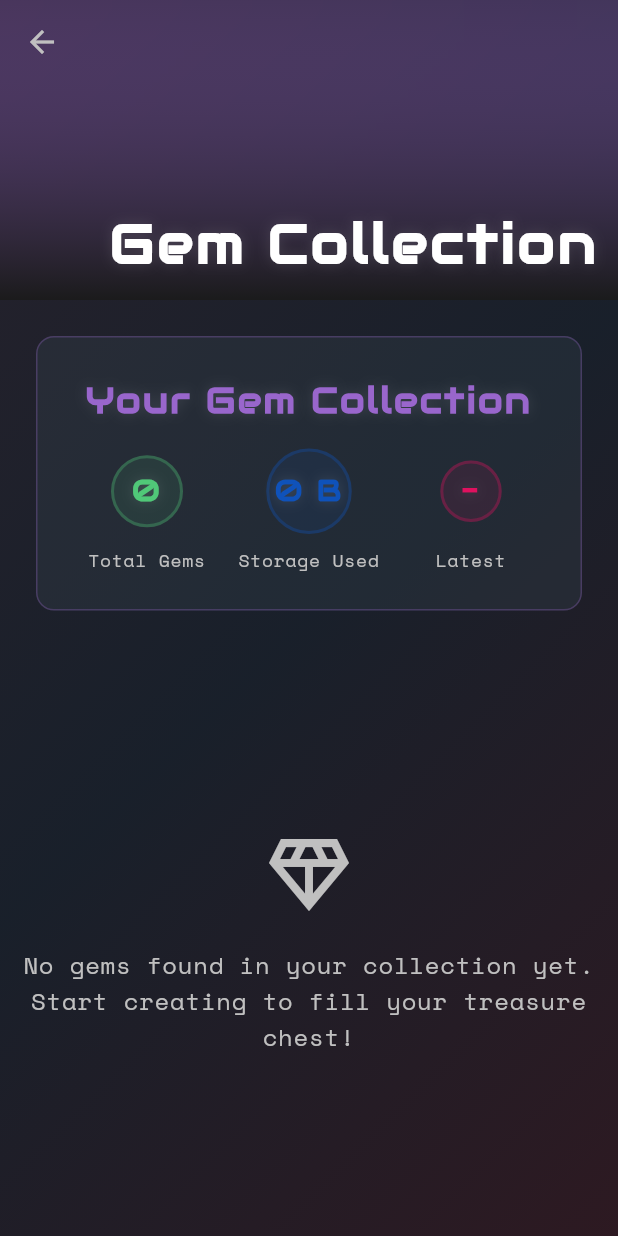
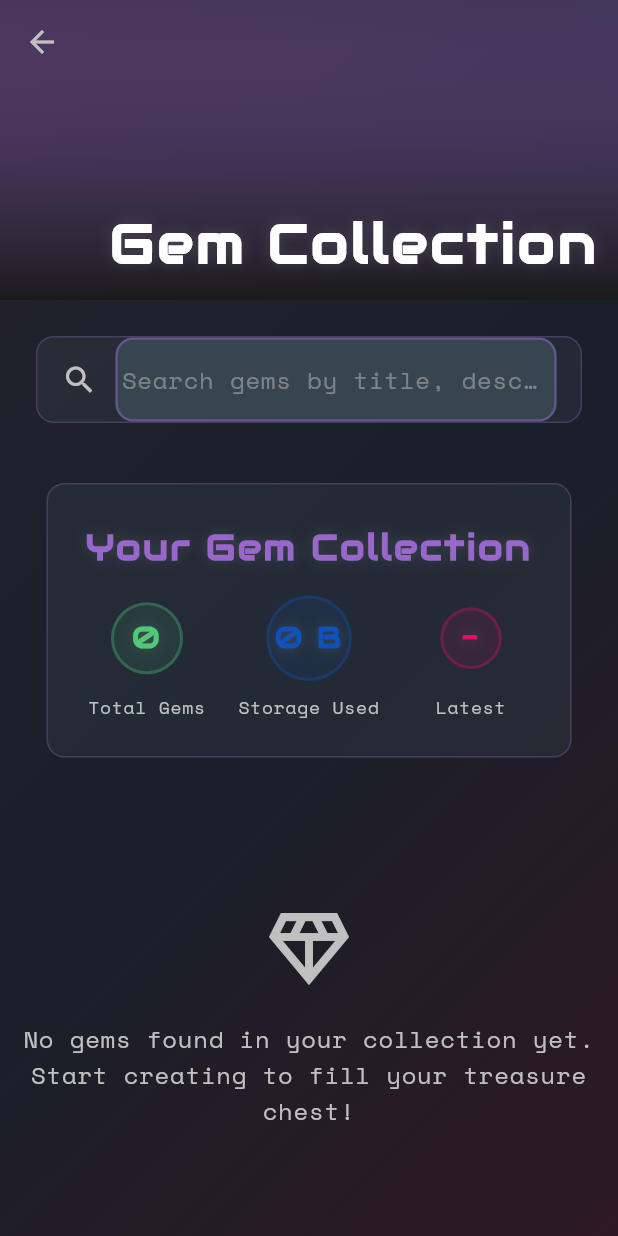
Before and after one commit to newman8r/toktok, a Flutter app: the GemGalleryPage screen opened directly, on a phone screen of 412 x 824 dp. Run offline on Flutter 3.47's test engine with Material 3 defaults, Android fonts, the phone set to English and light mode, and no system bars; our stand-ins replace camera, cloud_firestore, firebase_auth, firebase_core, flutter_dotenv, image_picker and 3 more; missing offline and left inert: ffmpeg_kit_flutter_min_gpl, video_editor; accounts and stored records are empty.

Commit message:
add message search functionality

```diff
--- a/lib/pages/gem_gallery_page.dart
+++ b/lib/pages/gem_gallery_page.dart
@@ -25,8 +25,12 @@ class _GemGalleryPageState extends State<GemGalleryPage> with TickerProviderStat
   final GemService _gemService = GemService();
   final AuthService _authService = AuthService();
   final CloudinaryService _cloudinaryService = CloudinaryService();
+  final TextEditingController _searchController = TextEditingController();
 
   List<GemModel> _userGems = [];
+  List<GemModel> _filteredGems = [];
+  List<String> _suggestedTags = [];
+  int _hiddenGemsCount = 0;
   bool _isLoading = true;
   String? _error;
 
@@ -44,7 +48,41 @@ class _GemGalleryPageState extends State<GemGalleryPage> with TickerProviderStat
       duration: crystalGrow,
     )..forward();
 
+    _searchController.addListener(_handleSearch);
     _loadUserGems();
+  }
+
+  void _handleSearch() {
+    final query = _searchController.text.toLowerCase();
+    setState(() {
+      if (query.isEmpty) {
+        _filteredGems = _userGems;
+        _hiddenGemsCount = 0;
+        _suggestedTags = _getAllUniqueTags();
+      } else {
+        _filteredGems = _userGems.where((gem) {
+          return gem.title.toLowerCase().contains(query) ||
+                 gem.description.toLowerCase().contains(query) ||
+                 gem.tags.any((tag) => tag.toLowerCase().contains(query));
+        }).toList();
+        _hiddenGemsCount = _userGems.length - _filteredGems.length;
+        _suggestedTags = _getAllUniqueTags()
+            .where((tag) => tag.toLowerCase().contains(query))
+            .toList();
+      }
+    });
+  }
+
+  List<String> _getAllUniqueTags() {
+    return _userGems
+        .expand((gem) => gem.tags)
+        .toSet()
+        .toList();
+  }
+
+  void _onTagSelected(String tag) {
+    _searchController.text = tag;
+    _handleSearch();
   }
 
   Future<void> _loadUserGems() async {
@@ -66,6 +104,7 @@ class _GemGalleryPageState extends State<GemGalleryPage> with TickerProviderStat
       if (mounted) {
         setState(() {
           _userGems = gems;
+          _filteredGems = gems;
           _isLoading = false;
         });
         print('✨ Updated UI with ${_userGems.length} gems');
@@ -85,6 +124,7 @@ class _GemGalleryPageState extends State<GemGalleryPage> with TickerProviderStat
   void dispose() {
     _shimmerController.dispose();
     _crystalGrowthController.dispose();
+    _searchController.dispose();
     super.dispose();
   }
 
@@ -134,7 +174,15 @@ class _GemGalleryPageState extends State<GemGalleryPage> with TickerProviderStat
               SliverToBoxAdapter(
                 child: Padding(
                   padding: const EdgeInsets.all(24.0),
-                  child: _buildStatsSection(),
+                  child: Column(
+                    children: [
+                      _buildSearchBar(),
+                      const SizedBox(height: 16),
+                      _buildTagSuggestions(),
+                      const SizedBox(height: 24),
+                      _buildStatsSection(),
+                    ],
+                  ),
                 ),
               ),
 
@@ -362,12 +410,12 @@ class _GemGalleryPageState extends State<GemGalleryPage> with TickerProviderStat
       ),
       delegate: SliverChildBuilderDelegate(
         (context, index) {
-          if (index < _userGems.length) {
-            return _buildGemCard(_userGems[index]);
+          if (index < _filteredGems.length) {
+            return _buildGemCard(_filteredGems[index]);
           }
           return null;
         },
-        childCount: _userGems.length,
+        childCount: _filteredGems.length,
       ),
     );
   }
@@ -563,6 +611,98 @@ class _GemGalleryPageState extends State<GemGalleryPage> with TickerProviderStat
       return 'Just now';
     }
   }
+
+  Widget _buildSearchBar() {
+    return Container(
+      padding: const EdgeInsets.symmetric(horizontal: 16),
+      decoration: BoxDecoration(
+        color: caveShadow.withOpacity(0.3),
+        borderRadius: BorderRadius.circular(emeraldCut),
+        border: Border.all(
+          color: amethyst.withOpacity(0.3),
+          width: 1,
+        ),
+      ),
+      child: Row(
+        children: [
+          const Icon(Icons.search, color: silver),
+          const SizedBox(width: 12),
+          Expanded(
+            child: TextField(
+              controller: _searchController,
+              style: gemText.copyWith(color: Colors.white),
+              decoration: InputDecoration(
+                hintText: 'Search gems by title, description, or tags...',
+                hintStyle: gemText.copyWith(
+                  color: silver.withOpacity(0.5),
+                ),
+                border: InputBorder.none,
+                contentPadding: const EdgeInsets.symmetric(vertical: 16),
+              ),
+            ),
+          ),
+          if (_searchController.text.isNotEmpty)
+            IconButton(
+              icon: const Icon(Icons.clear, color: silver),
+              onPressed: () {
+                _searchController.clear();
+              },
+            ),
+        ],
+      ),
+    );
+  }
+
+  Widget _buildTagSuggestions() {
+    if (_suggestedTags.isEmpty) return const SizedBox.shrink();
+
+    return Column(
+      crossAxisAlignment: CrossAxisAlignment.stretch,
+      children: [
+        if (_hiddenGemsCount > 0)
+          Padding(
+            padding: const EdgeInsets.only(bottom: 8),
+            child: Text(
+              '$_hiddenGemsCount gems filtered out',
+              style: gemText.copyWith(
+                color: silver.withOpacity(0.7),
+                fontSize: 12,
+              ),
+              textAlign: TextAlign.center,
+            ),
+          ),
+        Wrap(
+          spacing: 8,
+          runSpacing: 8,
+          children: _suggestedTags.map((tag) {
+            return GestureDetector(
+              onTap: () => _onTagSelected(tag),
+              child: Container(
+                padding: const EdgeInsets.symmetric(
+                  horizontal: 12,
+                  vertical: 6,
+                ),
+                decoration: BoxDecoration(
+                  color: sapphire.withOpacity(0.2),
+                  borderRadius: BorderRadius.circular(16),
+                  border: Border.all(
+                    color: sapphire.withOpacity(0.3),
+                  ),
+                ),
+                child: Text(
+                  tag,
+                  style: gemText.copyWith(
+                    color: silver,
+                    fontSize: 14,
+                  ),
+                ),
+              ),
+            );
+          }).toList(),
+        ),
+      ],
+    );
+  }
 }
 
 class _CrystalBackgroundPainter extends CustomPainter {
```
